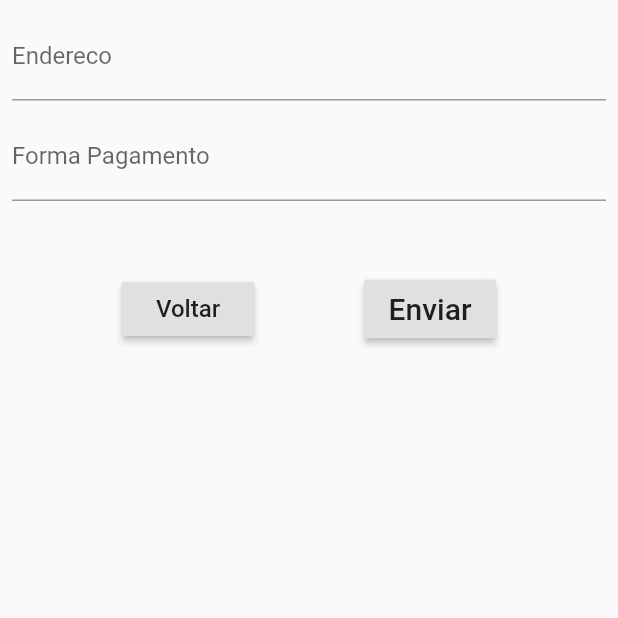
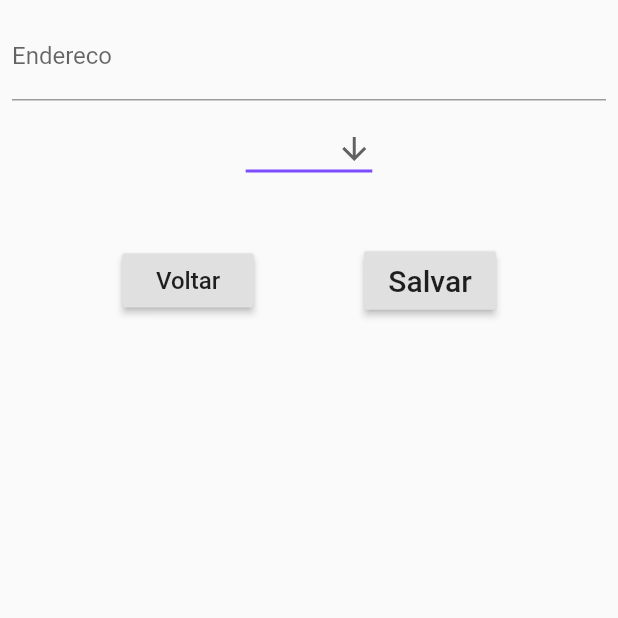
Before and after one commit to leandrorochaadm/crud-firebase, a Flutter app: the PedidoPage screen opened directly, on a phone screen of 412 x 824 dp, the top half of it. Run offline on Flutter 3.47's test engine with Material 2 defaults, Android fonts, the phone set to English and light mode, and no system bars; our stand-ins replace cloud_firestore, dio, firebase_core, geocoding, google_maps_flutter; accounts and stored records are empty.

```diff
--- a/lib/pedido/pedido_page.dart
+++ b/lib/pedido/pedido_page.dart
@@ -1,6 +1,8 @@
 import 'package:flutter/material.dart';
+import 'package:flutter/services.dart';
 import 'package:motodelivery/pedido/PedidoModel.dart';
 import 'package:motodelivery/pedido/pedido_repository.dart';
+import 'package:motodelivery/util/calculaEntrega.dart';
 
 class PedidoPage extends StatefulWidget {
   final PedidoModel pedido;
@@ -11,14 +13,24 @@ class PedidoPage extends StatefulWidget {
 }
 
 class _PedidoPageState extends State<PedidoPage> {
+  String formaPagamentoDropDown;
+
   final _formKey = GlobalKey<FormState>();
 
   PedidoRepository repository = PedidoRepository();
+  CalculaEntrega _entrega = CalculaEntrega();
+
+  @override
+  void initState() {
+    super.initState();
+    formaPagamentoDropDown = widget.pedido.formaPagamento ?? 'Selecione';
+  }
 
   @override
   Widget build(BuildContext context) {
     return Scaffold(
       body: SafeArea(
+          child: SingleChildScrollView(
         child: Form(
             key: _formKey,
             child: Padding(
@@ -42,78 +54,76 @@ class _PedidoPageState extends State<PedidoPage> {
                       },
                     ),
                   ),
-                    Padding(
+                  DropdownButton<String>(
+                    value: widget.pedido.formaPagamento,
+                    icon: Icon(Icons.arrow_downward),
+                    iconSize: 24,
+                    elevation: 16,
+                    style: TextStyle(color: Colors.deepPurple),
+                    underline: Container(
+                      height: 2,
+                      color: Colors.deepPurpleAccent,
+                    ),
+                    onChanged: (String newValue) {
+                      setState(() {
+                        widget.pedido.formaPagamento = newValue;
+                      });
+                    },
+                    items: <String>['Selecione', 'Cartão', 'Dinheiro']
+                        .map<DropdownMenuItem<String>>((String value) {
+                      return DropdownMenuItem<String>(
+                        value: value,
+                        child: Text(value),
+                      );
+                    }).toList(),
+                  ),
+                  (widget.pedido.formaPagamento == 'Dinheiro')
+                      ? Padding(
                           padding: const EdgeInsets.only(bottom: 8),
                           child: TextFormField(
+                            keyboardType: TextInputType.number,
                             decoration:
-                            InputDecoration(labelText: "Forma Pagamento"),
+                                InputDecoration(labelText: "Valor do pedido"),
                             autocorrect: false,
-                        initialValue: widget.pedido.formaPagamento ?? "",
+                            initialValue:
+                                widget.pedido.valorPedido.toString() ?? "0.00",
                             validator: (value) {
-                          if (value.trim().length < 5) {
-                            return 'No Forma Pagamento inválido';
+                              if (double.tryParse(value) < 0) {
+                                return 'Valor inválido';
                               }
                               return null;
                             },
                             onSaved: (val) {
-                          widget.pedido.formaPagamento = val;
+                              widget.pedido.valorPedido = double.tryParse(val);
                             },
                           ),
-                    ),
-                    /*Padding(
+                        )
+                      : Container(),
+                  (widget.pedido.formaPagamento == 'Dinheiro')
+                      ? Padding(
                           padding: const EdgeInsets.only(bottom: 8),
                           child: TextFormField(
+                            keyboardType: TextInputType.number,
                             decoration:
-                            InputDecoration(labelText: "Forma Pagamento"),
+                                InputDecoration(labelText: "Troco para?"),
                             autocorrect: false,
-                        initialValue: widget.pedido.formaPagamento ?? "",
+                            initialValue:
+                                widget.pedido.valorDinheiro.toString() ??
+                                    "0.00",
                             validator: (value) {
-                          if (value.trim().length < 5) {
-                            return 'No Forma Pagamento inválido';
+                              if (double.tryParse(value) <
+                                  widget.pedido.valorPedido.toDouble()) {
+                                return 'Valor não pode ser menor do que o pedido';
                               }
                               return null;
                             },
                             onSaved: (val) {
-                          widget.pedido.formaPagamento = val;
+                              widget.pedido.valorDinheiro =
+                                  double.tryParse(val);
                             },
                           ),
-                    ),
-                    Padding(
-                      padding: const EdgeInsets.only(bottom: 8),
-                      child: TextFormField(
-                        decoration:
-                            InputDecoration(labelText: "Forma Pagamento"),
-                        autocorrect: false,
-                        initialValue: widget.pedido.formaPagamento ?? "",
-                        validator: (value) {
-                          if (value.trim().length < 5) {
-                            return 'No Forma Pagamento inválido';
-                          }
-                          return null;
-                        },
-                        onSaved: (val) {
-                          widget.pedido.formaPagamento = val;
-                        },
-                      ),
-                    ),
-                    Padding(
-                      padding: const EdgeInsets.only(bottom: 8),
-                      child: TextFormField(
-                        decoration:
-                            InputDecoration(labelText: "Forma Pagamento"),
-                        autocorrect: false,
-                        initialValue: widget.pedido.formaPagamento ?? "",
-                        validator: (value) {
-                          if (value.trim().length < 5) {
-                            return 'No Forma Pagamento inválido';
-                          }
-                          return null;
-                        },
-                        onSaved: (val) {
-                          widget.pedido.formaPagamento = val;
-                        },
-                      ),
-                    ),*/
+                        )
+                      : Container(),
                   SizedBox(height: 40),
                   Row(
                     mainAxisAlignment: MainAxisAlignment.spaceEvenly,
@@ -122,6 +132,7 @@ class _PedidoPageState extends State<PedidoPage> {
                         padding: EdgeInsets.all(8),
                         onPressed: () {
                           //TODO: validar se deseja sair sem salvar
+                          //TODO: validar forma pagamento selecionada
                           Navigator.pop(context);
 
                           debugPrint("Cancelado Pedido");
@@ -133,9 +144,16 @@ class _PedidoPageState extends State<PedidoPage> {
                       ),
                       RaisedButton(
                         padding: EdgeInsets.all(8),
-                          onPressed: () {
+                        onPressed: () async {
                           final form = _formKey.currentState;
                           if (!form.validate()) return;
+                          if (widget.pedido.formaPagamento == "Cartão") {
+                            widget.pedido.valorDinheiro = 0.00;
+                            widget.pedido.valorPedido = 0.00;
+                          }
+                          widget.pedido.valorEntrega =
+                              await _entrega.calcularValorEntregaPorEndereco(
+                                  widget.pedido.endereco);
                           form.save();
 
                           /* Scaffold.of(context).showSnackBar(SnackBar(
@@ -149,7 +167,7 @@ class _PedidoPageState extends State<PedidoPage> {
                           debugPrint("enviando Pedido");
                         },
                         child: Text(
-                            "Enviar",
+                          "Salvar",
                           style: TextStyle(fontSize: 20),
                         ),
                       ),
@@ -157,7 +175,8 @@ class _PedidoPageState extends State<PedidoPage> {
                   )
                 ],
               ),
-              ))),
+            )),
+      )),
     );
   }
 }
```
Also changed, not shown: lib/pedido/PedidoModel.dart (+46 -15 lines), lib/util/calculaEntrega.dart (added, +46 -0 lines), pubspec.yaml (+5 -2 lines), pubspec.lock. Lines whose indentation alone changed are shown as unchanged.
